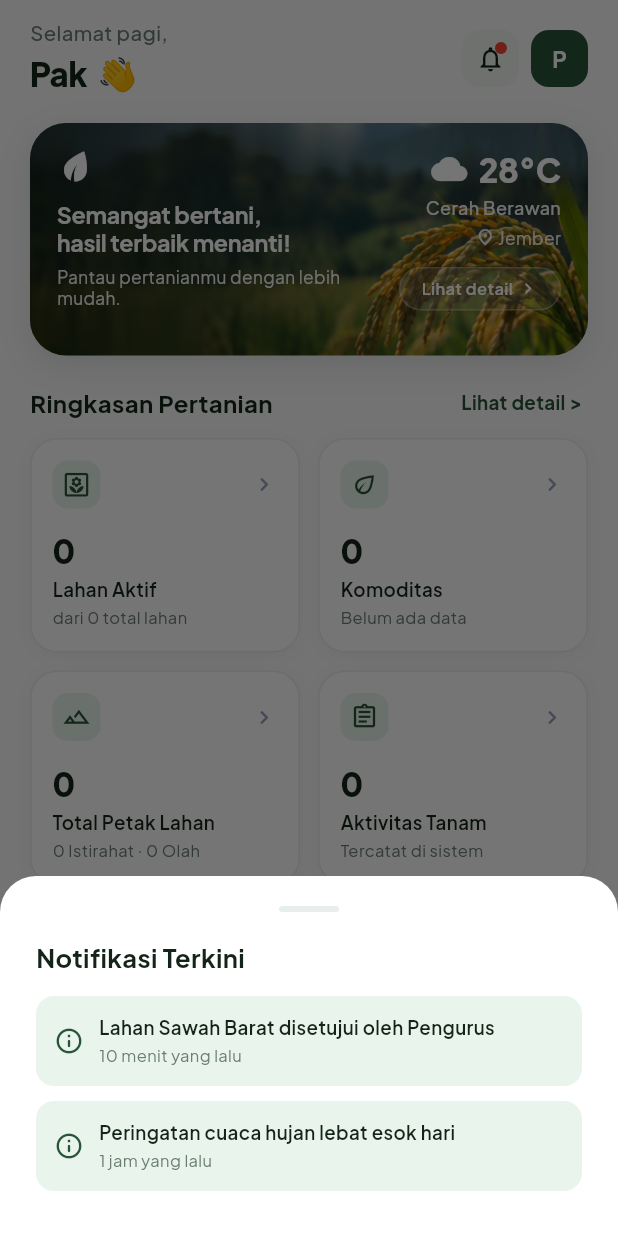
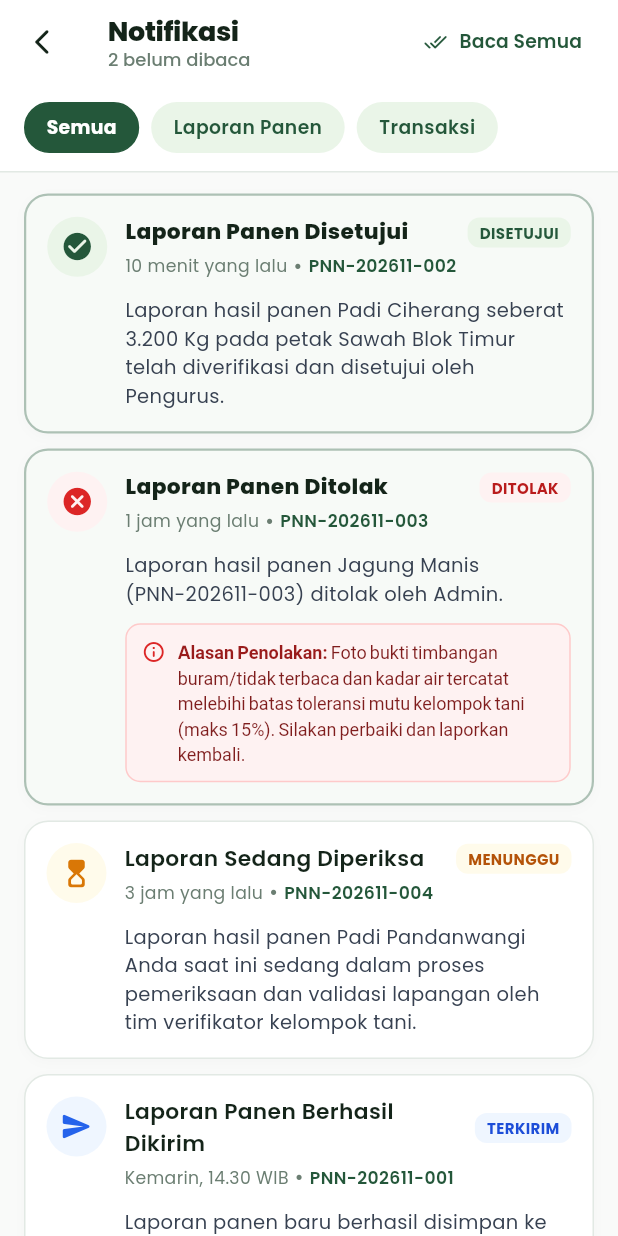
Before and after one commit to LaespadaLF/PawonTaniMobile, a Flutter app: the HomeScreen screen opened directly, after a tap on the "notifications" icon, on a phone screen of 412 x 824 dp. Run offline on Flutter 3.47's test engine with Material 3 defaults, Android fonts, the phone set to English and light mode, and no system bars; our stand-ins replace dio, file_picker, flutter_map, flutter_secure_storage, geolocator, google_fonts and 2 more; accounts and stored records are empty; network calls fail.

Commit message:
feat: implementasi halaman notifikasi, penyesuaian tema dan input luas lahan panen

```diff
--- a/lib/core/theme/warna_aplikasi.dart
+++ b/lib/core/theme/warna_aplikasi.dart
@@ -2,13 +2,13 @@ import 'package:flutter/material.dart';
 
 class WarnaAplikasi {
   // Greens
-  static const Color primary = Color(0xFF285438);
+  static const Color primary = Color(0xFF24573A); // Hijau Tua PawonTani
   static const Color primaryDark = Color(0xFF142419);
-  static const Color primaryMedium = Color(0xFF264E36);
+  static const Color primaryMedium = Color(0xFF24573A);
   static const Color primaryLight = Color(0xFF3B6B4F);
   static const Color primaryBackground = Color(0xFFF9FAF9);
 
-  static const Color greenLight = Color(0xFFE8F4EC);
+  static const Color greenLight = Color(0xFFEAF5E8); // Hijau Muda Sekunder
   static const Color greenPill = Color(0xFFD6EADB);
   static const Color greenText = Color(0xFF1E5334);
 
--- a/lib/features/beranda/screens/layar_beranda.dart
+++ b/lib/features/beranda/screens/layar_beranda.dart
@@ -12,6 +12,7 @@ import 'package:pawon_mobile/features/beranda/widgets/kartu_banner_petani.dart';
 import 'package:pawon_mobile/features/beranda/widgets/kartu_statistik_beranda.dart';
 import 'package:pawon_mobile/features/lahan/screens/layar_tambah_lahan.dart';
 import 'package:pawon_mobile/features/panen/screens/layar_catat_panen.dart';
+import 'package:pawon_mobile/features/notifikasi/screens/layar_notifikasi.dart';
 
 class HomeScreen extends StatefulWidget {
   final ValueChanged<int>? onNavigateTab;
@@ -217,7 +218,13 @@ class _HomeScreenState extends State<HomeScreen> {
           children: [
             // Notification Button with Badge
             InkWell(
-              onTap: () => _showNotificationsModal(context),
+              onTap: () {
+                Navigator.of(context).push(
+                  MaterialPageRoute(
+                    builder: (context) => const LayarNotifikasi(),
+                  ),
+                );
+              },
               borderRadius: BorderRadius.circular(12),
               child: Stack(
                 children: [
--- /dev/null
+++ b/lib/features/notifikasi/screens/layar_notifikasi.dart
@@ -0,0 +1,533 @@
+import 'package:flutter/material.dart';
+import 'package:pawon_mobile/core/theme/warna_aplikasi.dart';
+
+enum JenisNotifikasi {
+  panenTerkirim,
+  panenDiperiksa,
+  panenDisetujui,
+  panenDitolak,
+  transaksi,
+}
+
+class ItemNotifikasi {
+  final String id;
+  final String judul;
+  final String pesan;
+  final String waktu;
+  final JenisNotifikasi jenis;
+  final bool dibaca;
+  final String? kodeReferensi;
+  final String? alasanPenolakan;
+
+  const ItemNotifikasi({
+    required this.id,
+    required this.judul,
+    required this.pesan,
+    required this.waktu,
+    required this.jenis,
+    this.dibaca = false,
+    this.kodeReferensi,
+    this.alasanPenolakan,
+  });
+
+  ItemNotifikasi copyWith({bool? dibaca}) {
+    return ItemNotifikasi(
+      id: id,
+      judul: judul,
+      pesan: pesan,
+      waktu: waktu,
+      jenis: jenis,
+      dibaca: dibaca ?? this.dibaca,
+      kodeReferensi: kodeReferensi,
+      alasanPenolakan: alasanPenolakan,
+    );
+  }
+}
+
+class LayarNotifikasi extends StatefulWidget {
+  const LayarNotifikasi({super.key});
+
+  @override
+  State<LayarNotifikasi> createState() => _LayarNotifikasiState();
+}
+
+class _LayarNotifikasiState extends State<LayarNotifikasi> {
+  int _selectedFilter = 0; // 0: Semua, 1: Panen, 2: Transaksi
+
+  late List<ItemNotifikasi> _notifikasiList;
+
+  @override
+  void initState() {
+    super.initState();
+    _notifikasiList = [
+      const ItemNotifikasi(
+        id: '1',
+        judul: 'Laporan Panen Disetujui',
+        pesan: 'Laporan hasil panen Padi Ciherang seberat 3.200 Kg pada petak Sawah Blok Timur telah diverifikasi dan disetujui oleh Pengurus.',
+        waktu: '10 menit yang lalu',
+        jenis: JenisNotifikasi.panenDisetujui,
+        kodeReferensi: 'PNN-202611-002',
+        dibaca: false,
+      ),
+      const ItemNotifikasi(
+        id: '2',
+        judul: 'Laporan Panen Ditolak',
+        pesan: 'Laporan hasil panen Jagung Manis (PNN-202611-003) ditolak oleh Admin.',
+        waktu: '1 jam yang lalu',
+        jenis: JenisNotifikasi.panenDitolak,
+        kodeReferensi: 'PNN-202611-003',
+        alasanPenolakan: 'Foto bukti timbangan buram/tidak terbaca dan kadar air tercatat melebihi batas toleransi mutu kelompok tani (maks 15%). Silakan perbaiki dan laporkan kembali.',
+        dibaca: false,
+      ),
+      const ItemNotifikasi(
+        id: '3',
+        judul: 'Laporan Sedang Diperiksa',
+        pesan: 'Laporan hasil panen Padi Pandanwangi Anda saat ini sedang dalam proses pemeriksaan dan validasi lapangan oleh tim verifikator kelompok tani.',
+        waktu: '3 jam yang lalu',
+        jenis: JenisNotifikasi.panenDiperiksa,
+        kodeReferensi: 'PNN-202611-004',
+        dibaca: true,
+      ),
+      const ItemNotifikasi(
+        id: '4',
+        judul: 'Laporan Panen Berhasil Dikirim',
+        pesan: 'Laporan panen baru berhasil disimpan ke sistem pusat dan siap ditinjau oleh pengurus kelompok tani.',
+        waktu: 'Kemarin, 14.30 WIB',
+        jenis: JenisNotifikasi.panenTerkirim,
+        kodeReferensi: 'PNN-202611-001',
+        dibaca: true,
+      ),
+      const ItemNotifikasi(
+        id: '5',
+        judul: 'Pembayaran Penjualan Diterima',
+        pesan: 'Dana hasil transaksi penjualan gabah kering sebesar Rp 24.150.000 telah berhasil diverifikasi lunas melalui Koperasi Tani Sumber Makmur.',
+        waktu: 'Kemarin, 10.15 WIB',
+        jenis: JenisNotifikasi.transaksi,
+        kodeReferensi: 'TRX-PN-20261115-889',
+        dibaca: true,
+      ),
+      const ItemNotifikasi(
+        id: '6',
+        judul: 'Pesanan Baru Masuk',
+        pesan: 'Terdapat pemesanan 500 Kg Beras Organik Ciherang dari pembeli lokal. Segera siapkan pengemasan produk.',
+        waktu: '2 hari yang lalu',
+        jenis: JenisNotifikasi.transaksi,
+        kodeReferensi: 'TRX-MKT-20261112-004',
+        dibaca: true,
+      ),
+    ];
+  }
+
+  void _tandaiSemuaDibaca() {
+    setState(() {
+      _notifikasiList = _notifikasiList.map((item) => item.copyWith(dibaca: true)).toList();
+    });
+    ScaffoldMessenger.of(context).showSnackBar(
+      const SnackBar(
+        content: Text('Semua notifikasi telah ditandai sebagai dibaca.'),
+        backgroundColor: WarnaAplikasi.primary,
+        duration: Duration(seconds: 2),
+      ),
+    );
+  }
+
+  List<ItemNotifikasi> get _filteredList {
+    if (_selectedFilter == 1) {
+      return _notifikasiList
+          .where((item) =>
+              item.jenis == JenisNotifikasi.panenTerkirim ||
+              item.jenis == JenisNotifikasi.panenDiperiksa ||
+              item.jenis == JenisNotifikasi.panenDisetujui ||
+              item.jenis == JenisNotifikasi.panenDitolak)
+          .toList();
+    }
+    if (_selectedFilter == 2) {
+      return _notifikasiList.where((item) => item.jenis == JenisNotifikasi.transaksi).toList();
+    }
+    return _notifikasiList;
+  }
+
+  int get _unreadCount => _notifikasiList.where((item) => !item.dibaca).length;
+
+  @override
+  Widget build(BuildContext context) {
+    return Scaffold(
+      backgroundColor: WarnaAplikasi.primaryBackground,
+      appBar: AppBar(
+        backgroundColor: Colors.white,
+        elevation: 0,
+        scrolledUnderElevation: 0,
+        centerTitle: false,
+        leading: IconButton(
+          icon: const Icon(Icons.arrow_back_ios_new_rounded, color: WarnaAplikasi.primaryDark, size: 20),
+          onPressed: () => Navigator.of(context).pop(),
+        ),
+        title: Column(
+          crossAxisAlignment: CrossAxisAlignment.start,
+          children: [
+            const Text(
+              'Notifikasi',
+              style: TextStyle(
+                color: WarnaAplikasi.primaryDark,
+                fontSize: 18,
+                fontWeight: FontWeight.w800,
+                letterSpacing: -0.3,
+              ),
+            ),
+            if (_unreadCount > 0)
+              Text(
+                '$_unreadCount belum dibaca',
+                style: const TextStyle(
+                  color: WarnaAplikasi.textGray,
+                  fontSize: 12,
+                  fontWeight: FontWeight.w500,
+                ),
+              ),
+          ],
+        ),
+        actions: [
+          if (_unreadCount > 0)
+            TextButton.icon(
+              onPressed: _tandaiSemuaDibaca,
+              icon: const Icon(Icons.done_all_rounded, size: 16, color: WarnaAplikasi.primary),
+              label: const Text(
+                'Baca Semua',
+                style: TextStyle(
+                  fontSize: 12.5,
+                  fontWeight: FontWeight.w600,
+                  color: WarnaAplikasi.primary,
+                ),
+              ),
+            ),
+          const SizedBox(width: 8),
+        ],
+      ),
+      body: Column(
+        children: [
+          // Filter Tabs (Semua, Panen, Transaksi)
+          Container(
+            color: Colors.white,
+            padding: const EdgeInsets.symmetric(horizontal: 16, vertical: 12),
+            child: Row(
+              children: [
+                _buildFilterChip(0, 'Semua'),
+                const SizedBox(width: 8),
+                _buildFilterChip(1, 'Laporan Panen'),
+                const SizedBox(width: 8),
+                _buildFilterChip(2, 'Transaksi'),
+              ],
+            ),
+          ),
+          const Divider(height: 1, color: WarnaAplikasi.border),
+
+          // Notification List
+          Expanded(
+            child: _filteredList.isEmpty
+                ? _buildEmptyState()
+                : ListView.separated(
+                    padding: const EdgeInsets.symmetric(horizontal: 16, vertical: 14),
+                    itemCount: _filteredList.length,
+                    separatorBuilder: (context, index) => const SizedBox(height: 10),
+                    itemBuilder: (context, index) {
+                      final item = _filteredList[index];
+                      return _buildNotificationCard(item);
+                    },
+                  ),
+          ),
+        ],
+      ),
+    );
+  }
+
+  Widget _buildFilterChip(int index, String label) {
+    final isSelected = _selectedFilter == index;
+    return InkWell(
+      onTap: () => setState(() => _selectedFilter = index),
+      borderRadius: BorderRadius.circular(20),
+      child: AnimatedContainer(
+        duration: const Duration(milliseconds: 200),
+        padding: const EdgeInsets.symmetric(horizontal: 14, vertical: 7),
+        decoration: BoxDecoration(
+          color: isSelected ? WarnaAplikasi.primary : WarnaAplikasi.greenLight,
+          borderRadius: BorderRadius.circular(20),
+          border: Border.all(
+            color: isSelected ? WarnaAplikasi.primary : Colors.transparent,
+          ),
+        ),
+        child: Text(
+          label,
+          style: TextStyle(
+            fontSize: 12.5,
+            fontWeight: isSelected ? FontWeight.w700 : FontWeight.w600,
+            color: isSelected ? Colors.white : WarnaAplikasi.primary,
+          ),
+        ),
+      ),
+    );
+  }
+
+  Widget _buildNotificationCard(ItemNotifikasi item) {
+    Color iconBg;
+    Color iconColor;
+    IconData iconData;
+    String badgeLabel;
+    Color badgeColor;
+    Color badgeTextColor;
+
+    switch (item.jenis) {
+      case JenisNotifikasi.panenDisetujui:
+        iconBg = const Color(0xFFEAF5E8);
+        iconColor = WarnaAplikasi.primary;
+        iconData = Icons.check_circle_rounded;
+        badgeLabel = 'DISETUJUI';
+        badgeColor = const Color(0xFFEAF5E8);
+        badgeTextColor = const Color(0xFF24573A);
+        break;
+      case JenisNotifikasi.panenDitolak:
+        iconBg = const Color(0xFFFEF2F2);
+        iconColor = const Color(0xFFDC2626);
+        iconData = Icons.cancel_rounded;
+        badgeLabel = 'DITOLAK';
+        badgeColor = const Color(0xFFFEF2F2);
+        badgeTextColor = const Color(0xFFB91C1C);
+        break;
+      case JenisNotifikasi.panenDiperiksa:
+        iconBg = const Color(0xFFFFFBEB);
+        iconColor = const Color(0xFFD97706);
+        iconData = Icons.hourglass_top_rounded;
+        badgeLabel = 'MENUNGGU';
+        badgeColor = const Color(0xFFFFFBEB);
+        badgeTextColor = const Color(0xFFB45309);
+        break;
+      case JenisNotifikasi.panenTerkirim:
+        iconBg = const Color(0xFFEFF6FF);
+        iconColor = const Color(0xFF2563EB);
+        iconData = Icons.send_rounded;
+        badgeLabel = 'TERKIRIM';
+        badgeColor = const Color(0xFFEFF6FF);
+        badgeTextColor = const Color(0xFF1D4ED8);
+        break;
+      case JenisNotifikasi.transaksi:
+        iconBg = const Color(0xFFF3E8FF);
+        iconColor = const Color(0xFF7E22CE);
+        iconData = Icons.receipt_long_rounded;
+        badgeLabel = 'TRANSAKSI';
+        badgeColor = const Color(0xFFF3E8FF);
+        badgeTextColor = const Color(0xFF6B21A8);
+        break;
+    }
+
+    return InkWell(
+      onTap: () {
+        setState(() {
+          final idx = _notifikasiList.indexWhere((n) => n.id == item.id);
+          if (idx != -1) {
+            _notifikasiList[idx] = _notifikasiList[idx].copyWith(dibaca: true);
+          }
+        });
+      },
+      borderRadius: BorderRadius.circular(16),
+      child: Container(
+        padding: const EdgeInsets.all(14),
+        decoration: BoxDecoration(
+          color: item.dibaca ? Colors.white : const Color(0xFFF7FAF7),
+          borderRadius: BorderRadius.circular(16),
+          border: Border.all(
+            color: item.dibaca ? WarnaAplikasi.border : WarnaAplikasi.primary.withOpacity(0.35),
+            width: item.dibaca ? 1 : 1.5,
+          ),
+          boxShadow: [
+            BoxShadow(
+              color: Colors.black.withOpacity(0.02),
+              blurRadius: 6,
+              offset: const Offset(0, 2),
+            ),
+          ],
+        ),
+        child: Column(
+          crossAxisAlignment: CrossAxisAlignment.start,
+          children: [
+            Row(
+              crossAxisAlignment: CrossAxisAlignment.start,
+              children: [
+                // Icon Avatar
+                Container(
+                  width: 40,
+                  height: 40,
+                  decoration: BoxDecoration(
+                    color: iconBg,
+                    shape: BoxShape.circle,
+                  ),
+                  child: Icon(iconData, color: iconColor, size: 22),
+                ),
+                const SizedBox(width: 12),
+
+                // Title, Badge, Time
+                Expanded(
+                  child: Column(
+                    crossAxisAlignment: CrossAxisAlignment.start,
+                    children: [
+                      Row(
+                        children: [
+                          Expanded(
+                            child: Text(
+                              item.judul,
+                              style: TextStyle(
+                                fontSize: 14.5,
+                                fontWeight: item.dibaca ? FontWeight.w600 : FontWeight.w800,
+                                color: WarnaAplikasi.primaryDark,
+                              ),
+                            ),
+                          ),
+                          Container(
+                            padding: const EdgeInsets.symmetric(horizontal: 8, vertical: 3),
+                            decoration: BoxDecoration(
+                              color: badgeColor,
+                              borderRadius: BorderRadius.circular(8),
+                            ),
+                            child: Text(
+                              badgeLabel,
+                              style: TextStyle(
+                                fontSize: 10,
+                                fontWeight: FontWeight.w700,
+                                color: badgeTextColor,
+                              ),
+                            ),
+                          ),
+                        ],
+                      ),
+                      const SizedBox(height: 2),
+                      Row(
+                        children: [
+                          Text(
+                            item.waktu,
+                            style: const TextStyle(
+                              fontSize: 11.5,
+                              color: WarnaAplikasi.textGray,
+                            ),
+                          ),
+                          if (item.kodeReferensi != null) ...[
+                            const Text(' • ', style: TextStyle(color: WarnaAplikasi.textGray)),
+                            Text(
+                              item.kodeReferensi!,
+                              style: const TextStyle(
+                                fontSize: 11.5,
+                                fontWeight: FontWeight.w600,
+                                color: WarnaAplikasi.primary,
+                              ),
+                            ),
+                          ],
+                        ],
+                      ),
+                    ],
+                  ),
+                ),
+              ],
+            ),
+            const SizedBox(height: 10),
+
+            // Message Body
+            Padding(
+              padding: const EdgeInsets.only(left: 52),
+              child: Text(
+                item.pesan,
+                style: const TextStyle(
+                  fontSize: 13,
+                  height: 1.45,
+                  color: Color(0xFF374151),
+                ),
+              ),
+            ),
+
+            // Rejection reason banner if rejected
+            if (item.alasanPenolakan != null) ...[
+              const SizedBox(height: 10),
+              Container(
+                margin: const EdgeInsets.only(left: 52),
+                padding: const EdgeInsets.all(10),
+                decoration: BoxDecoration(
+                  color: const Color(0xFFFEF2F2),
+                  borderRadius: BorderRadius.circular(10),
+                  border: Border.all(color: const Color(0xFFFECACA)),
+                ),
+                child: Row(
+                  crossAxisAlignment: CrossAxisAlignment.start,
+                  children: [
+                    const Icon(Icons.info_outline_rounded, color: Color(0xFFDC2626), size: 16),
+                    const SizedBox(width: 8),
+                    Expanded(
+                      child: RichText(
+                        text: TextSpan(
+                          children: [
+                            const TextSpan(
+                              text: 'Alasan Penolakan: ',
+                              style: TextStyle(
+                                fontSize: 12,
+                                fontWeight: FontWeight.w700,
+                                color: Color(0xFF991B1B),
+                              ),
+                            ),
+                            TextSpan(
+                              text: item.alasanPenolakan!,
+                              style: const TextStyle(
+                                fontSize: 12,
+                                color: Color(0xFF7F1D1D),
+                                height: 1.35,
+                              ),
+                            ),
+                          ],
+                        ),
+                      ),
+                    ),
+                  ],
+                ),
+              ),
+            ],
+          ],
+        ),
+      ),
+    );
+  }
+
+  Widget _buildEmptyState() {
+    return Center(
+      child: Column(
+        mainAxisAlignment: MainAxisAlignment.center,
+        children: [
+          Container(
+            width: 72,
+            height: 72,
+            decoration: const BoxDecoration(
+              color: WarnaAplikasi.greenLight,
+              shape: BoxShape.circle,
+            ),
+            child: const Icon(
+              Icons.notifications_none_rounded,
+              color: WarnaAplikasi.primary,
+              size: 36,
+            ),
+          ),
+          const SizedBox(height: 16),
+          const Text(
+            'Belum Ada Notifikasi',
+            style: TextStyle(
+              fontSize: 16,
+              fontWeight: FontWeight.w700,
+              color: WarnaAplikasi.primaryDark,
+            ),
+          ),
+          const SizedBox(height: 6),
+          const Text(
+            'Semua pemberitahuan panen dan transaksi\nakan muncul di halaman ini.',
+            textAlign: TextAlign.center,
+            style: TextStyle(
+              fontSize: 13,
+              color: WarnaAplikasi.textGray,
+              height: 1.4,
+            ),
+          ),
+        ],
+      ),
+    );
+  }
+}
--- a/lib/features/panen/screens/layar_catat_panen.dart
+++ b/lib/features/panen/screens/layar_catat_panen.dart
@@ -48,6 +48,9 @@ class _RecordHarvestScreenState extends State<RecordHarvestScreen> {
   // Tanggal Panen
   DateTime _harvestDate = DateTime.now();
 
+  // Luas Lahan yang Dipanen
+  final TextEditingController _harvestedAreaController = TextEditingController();
+
   // Jumlah Hasil Panen
   final TextEditingController _weightController = TextEditingController();
   int _selectedUnitIndex = 0; // 0: Kg, 1: Ton, 2: Kuintal
@@ -90,6 +93,7 @@ class _RecordHarvestScreenState extends State<RecordHarvestScreen> {
 
   @override
   void dispose() {
+    _harvestedAreaController.dispose();
     _weightController.dispose();
     _moistureController.dispose();
     _wholeGrainController.dispose();
@@ -138,6 +142,9 @@ class _RecordHarvestScreenState extends State<RecordHarvestScreen> {
 
   void _syncCommodityFromLahan(ItemLahan? lhn) {
     if (lhn == null) return;
+    if (lhn.luas > 0) {
+      _harvestedAreaController.text = lhn.luas.toStringAsFixed(2);
+    }
     final kom = lhn.komoditas.toLowerCase().trim();
     if (kom.contains('jagung')) {
       _cropType = CropType.jagung;
@@ -424,8 +431,46 @@ class _RecordHarvestScreenState extends State<RecordHarvestScreen> {
               fontSize: 13,
               fontWeight: FontWeight.w700,
               color: WarnaAplikasi.errorRedDark,
-            ),
           ),
+        ),
+        const SizedBox(height: 14),
+        _buildFieldLabel('Luas Lahan yang Dipanen (Hektar)', isRequired: true),
+        const SizedBox(height: 8),
+        Container(
+          padding: const EdgeInsets.symmetric(horizontal: 14, vertical: 4),
+          decoration: BoxDecoration(
+            color: Colors.white,
+            borderRadius: BorderRadius.circular(16),
+            border: Border.all(color: WarnaAplikasi.borderField),
+          ),
+          child: Row(
+            children: [
+              const Icon(Icons.square_foot_rounded, color: WarnaAplikasi.primary, size: 20),
+              const SizedBox(width: 10),
+              Expanded(
+                child: TextField(
+                  controller: _harvestedAreaController,
+                  keyboardType: const TextInputType.numberWithOptions(decimal: true),
+                  style: const TextStyle(fontSize: 13.5, fontWeight: FontWeight.w700, color: WarnaAplikasi.textDarkGreen),
+                  decoration: const InputDecoration(
+                    hintText: 'Contoh: 0.85',
+                    hintStyle: TextStyle(fontSize: 13, color: WarnaAplikasi.textGray),
+                    border: InputBorder.none,
+                    isDense: true,
+                  ),
+                ),
+              ),
+              Container(
+                padding: const EdgeInsets.symmetric(horizontal: 8, vertical: 3),
+                decoration: BoxDecoration(
+                  color: WarnaAplikasi.greenLight,
+                  borderRadius: BorderRadius.circular(8),
+                ),
+                child: const Text('Ha', style: TextStyle(fontSize: 11.5, fontWeight: FontWeight.w700, color: WarnaAplikasi.primary)),
+              ),
+            ],
+          ),
+        ),
       ],
     );
   }
--- a/lib/main.dart
+++ b/lib/main.dart
@@ -37,7 +37,7 @@ class PawonTaniApp extends StatelessWidget {
           primary: WarnaAplikasi.primary,
           surface: Colors.white,
         ),
-        fontFamily: GoogleFonts.plusJakartaSans().fontFamily,
+        fontFamily: GoogleFonts.poppins().fontFamily,
       ),
       home: const AuthGate(),
     );
```
Also changed, not shown: pubspec.lock, 1 other file.
